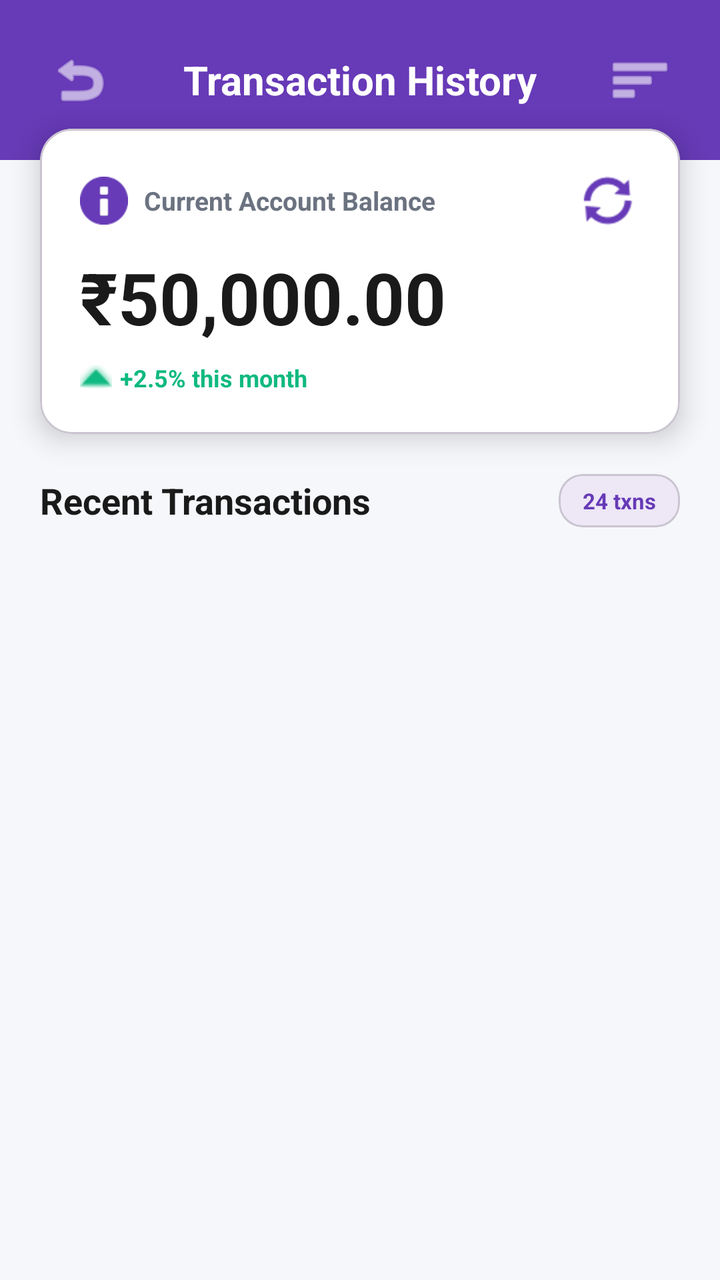
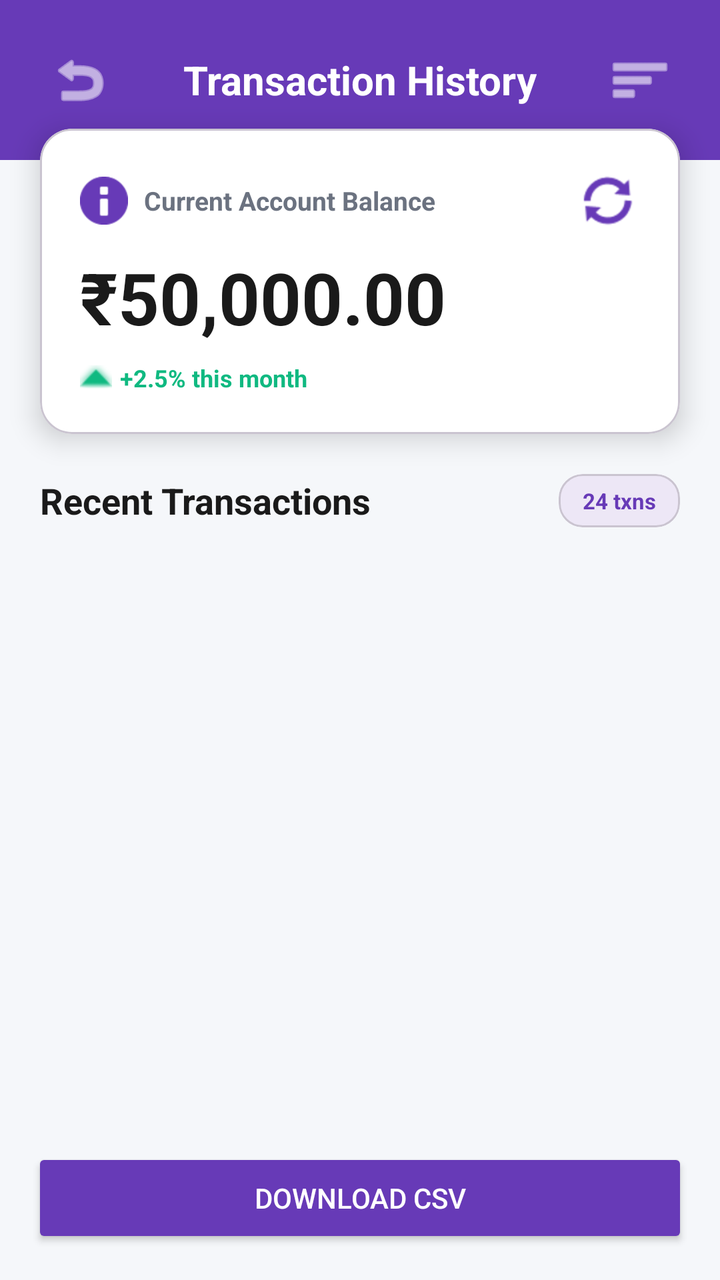

Compare the two renders of this Android layout. The source of the first and the diff that turns it into the second are given below.
<!-- AndroidManifest.xml: application theme Theme.UPIApp -->
<!-- res/layout/fragment_money.xml -->
<?xml version="1.0" encoding="utf-8"?>
<LinearLayout xmlns:android="http://schemas.android.com/apk/res/android"
    xmlns:app="http://schemas.android.com/apk/res-auto"
    android:layout_width="match_parent"
    android:layout_height="match_parent"
    android:orientation="vertical"
    android:background="#F5F7FA">

    
    <RelativeLayout
        android:layout_width="match_parent"
        android:layout_height="wrap_content"
        android:background="#673AB7"
        android:padding="20dp"
        android:paddingBottom="32dp">

        
        <ImageButton
            android:id="@+id/btn_back"
            android:layout_width="40dp"
            android:layout_height="40dp"
            android:src="@android:drawable/ic_menu_revert"
            android:background="?attr/selectableItemBackgroundBorderless"
            android:contentDescription="Back"
            android:tint="@android:color/white"
            android:layout_alignParentStart="true"
            android:layout_centerVertical="true" />

        
        <TextView
            android:layout_width="wrap_content"
            android:layout_height="wrap_content"
            android:layout_centerHorizontal="true"
            android:layout_centerVertical="true"
            android:text="Transaction History"
            android:textSize="20sp"
            android:textStyle="bold"
            android:textColor="@android:color/white" />

        
        <ImageButton
            android:id="@+id/btn_filter"
            android:layout_width="40dp"
            android:layout_height="40dp"
            android:src="@android:drawable/ic_menu_sort_by_size"
            android:background="?attr/selectableItemBackgroundBorderless"
            android:contentDescription="Filter"
            android:tint="@android:color/white"
            android:layout_alignParentEnd="true"
            android:layout_centerVertical="true" />
    </RelativeLayout>

    
    <com.google.android.material.card.MaterialCardView
        android:layout_width="match_parent"
        android:layout_height="wrap_content"
        android:layout_marginStart="20dp"
        android:layout_marginEnd="20dp"
        android:layout_marginTop="-16dp"
        app:cardCornerRadius="16dp"
        app:cardElevation="8dp"
        app:cardBackgroundColor="@android:color/white">

        <LinearLayout
            android:layout_width="match_parent"
            android:layout_height="wrap_content"
            android:orientation="vertical"
            android:padding="20dp">

            
            <LinearLayout
                android:layout_width="match_parent"
                android:layout_height="wrap_content"
                android:orientation="horizontal"
                android:gravity="center_vertical"
                android:layout_marginBottom="8dp">

                <ImageView
                    android:layout_width="24dp"
                    android:layout_height="24dp"
                    android:src="@android:drawable/ic_dialog_info"
                    android:tint="#673AB7"
                    android:contentDescription="Balance"
                    android:layout_marginEnd="8dp" />

                <TextView
                    android:layout_width="0dp"
                    android:layout_height="wrap_content"
                    android:layout_weight="1"
                    android:text="Current Account Balance"
                    android:textSize="13sp"
                    android:textColor="#6B7280"
                    android:textStyle="bold" />

                
                <ImageButton
                    android:id="@+id/btn_refresh_balance"
                    android:layout_width="32dp"
                    android:layout_height="32dp"
                    android:src="@android:drawable/ic_popup_sync"
                    android:background="?attr/selectableItemBackgroundBorderless"
                    android:contentDescription="Refresh Balance"
                    android:tint="#673AB7" />
            </LinearLayout>

            
            <TextView
                android:id="@+id/text_account_balance"
                android:layout_width="wrap_content"
                android:layout_height="wrap_content"
                android:text="₹50,000.00"
                android:textSize="36sp"
                android:textStyle="bold"
                android:textColor="#1A1A1A" />

            
            <LinearLayout
                android:layout_width="wrap_content"
                android:layout_height="wrap_content"
                android:orientation="horizontal"
                android:gravity="center_vertical"
                android:layout_marginTop="8dp">

                <ImageView
                    android:layout_width="16dp"
                    android:layout_height="16dp"
                    android:src="@android:drawable/arrow_up_float"
                    android:tint="#10B981"
                    android:contentDescription="Trend"
                    android:layout_marginEnd="4dp" />

                <TextView
                    android:layout_width="wrap_content"
                    android:layout_height="wrap_content"
                    android:text="+2.5% this month"
                    android:textSize="12sp"
                    android:textColor="#10B981"
                    android:textStyle="bold" />
            </LinearLayout>
        </LinearLayout>
    </com.google.android.material.card.MaterialCardView>

    
    <LinearLayout
        android:layout_width="match_parent"
        android:layout_height="match_parent"
        android:orientation="vertical"
        android:layout_marginTop="20dp">

        
        <LinearLayout
            android:layout_width="match_parent"
            android:layout_height="wrap_content"
            android:orientation="horizontal"
            android:gravity="center_vertical"
            android:paddingStart="20dp"
            android:paddingEnd="20dp"
            android:layout_marginBottom="12dp">

            <TextView
                android:layout_width="0dp"
                android:layout_height="wrap_content"
                android:layout_weight="1"
                android:text="Recent Transactions"
                android:textSize="18sp"
                android:textStyle="bold"
                android:textColor="#1A1A1A" />

            
            <com.google.android.material.card.MaterialCardView
                android:layout_width="wrap_content"
                android:layout_height="wrap_content"
                app:cardCornerRadius="12dp"
                app:cardElevation="0dp"
                app:cardBackgroundColor="#EDE7F6">

                <TextView
                    android:id="@+id/text_transaction_count"
                    android:layout_width="wrap_content"
                    android:layout_height="wrap_content"
                    android:text="24 txns"
                    android:textSize="11sp"
                    android:textStyle="bold"
                    android:textColor="#673AB7"
                    android:paddingStart="12dp"
                    android:paddingEnd="12dp"
                    android:paddingTop="6dp"
                    android:paddingBottom="6dp" />
            </com.google.android.material.card.MaterialCardView>
        </LinearLayout>

        
        <androidx.recyclerview.widget.RecyclerView
            android:id="@+id/recycler_view_history"
            android:layout_width="match_parent"
            android:layout_height="0dp"
            android:layout_weight="1"
            android:scrollbars="vertical"
            android:clipToPadding="false"
            android:paddingBottom="16dp" />

        
        <LinearLayout
            android:id="@+id/layout_empty_state"
            android:layout_width="match_parent"
            android:layout_height="0dp"
            android:layout_weight="1"
            android:orientation="vertical"
            android:gravity="center"
            android:padding="32dp"
            android:visibility="gone">

            
            <com.google.android.material.card.MaterialCardView
                android:layout_width="120dp"
                android:layout_height="120dp"
                app:cardCornerRadius="60dp"
                app:cardElevation="8dp"
                app:cardBackgroundColor="#F3F4F6">

                <ImageView
                    android:layout_width="60dp"
                    android:layout_height="60dp"
                    android:layout_gravity="center"
                    android:src="@android:drawable/ic_menu_recent_history"
                    android:tint="#9CA3AF"
                    android:contentDescription="No Transactions" />
            </com.google.android.material.card.MaterialCardView>

            
            <TextView
                android:layout_width="wrap_content"
                android:layout_height="wrap_content"
                android:text="No Transactions Yet"
                android:textSize="20sp"
                android:textStyle="bold"
                android:textColor="#1A1A1A"
                android:layout_marginTop="24dp" />

            
            <TextView
                android:id="@+id/text_empty_history"
                android:layout_width="wrap_content"
                android:layout_height="wrap_content"
                android:text="No transactions recorded yet.\nStart by sending money to someone!"
                android:textSize="14sp"
                android:textColor="#6B7280"
                android:gravity="center"
                android:lineSpacingExtra="4dp"
                android:layout_marginTop="8dp" />

            
            <com.google.android.material.button.MaterialButton
                android:id="@+id/btn_send_money_empty"
                android:layout_width="wrap_content"
                android:layout_height="56dp"
                android:text="Send Money Now"
                android:textSize="16sp"
                android:textStyle="bold"
                android:textColor="@android:color/white"
                app:cornerRadius="12dp"
                app:backgroundTint="#673AB7"
                app:elevation="4dp"
                app:icon="@android:drawable/ic_menu_send"
                app:iconGravity="textStart"
                app:iconTint="@android:color/white"
                android:layout_marginTop="24dp" />
        </LinearLayout>
    </LinearLayout>

</LinearLayout>
<!-- resources referenced by this layout -->
<resources>
  <style name="Theme.UPIApp" parent="Base.Theme.UPIApp" />
  <style name="Base.Theme.UPIApp" parent="Theme.Material3.DayNight.NoActionBar">
          
          
      </style>
</resources>

<!-- the commit's change to res/layout/fragment_money.xml (unified diff, before → after) -->
@@ -199,6 +199,16 @@
             android:clipToPadding="false"
             android:paddingBottom="16dp" />
 
+        <Button
+            android:id="@+id/btn_download_csv"
+            android:layout_width="match_parent"
+            android:layout_height="50dp"
+            android:text="Download CSV"
+            android:layout_margin="16dp"
+            android:backgroundTint="#673AB7"
+            android:textColor="@android:color/white"/>
+
+
         
         <LinearLayout
             android:id="@+id/layout_empty_state"
